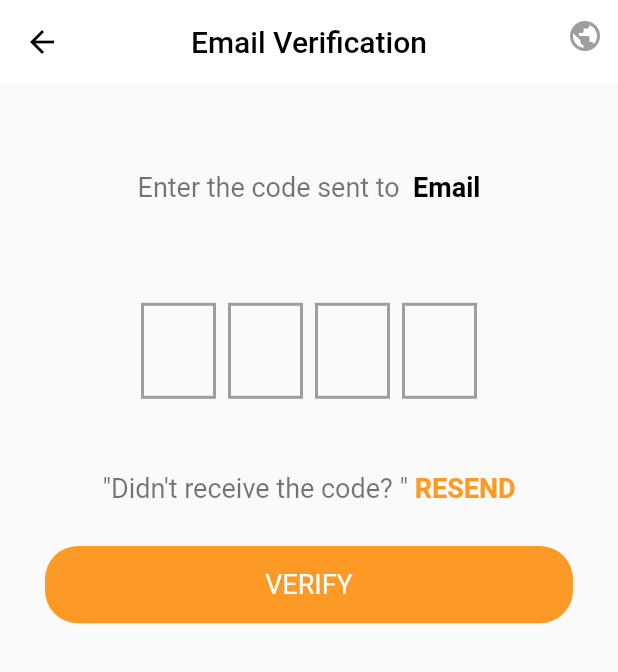
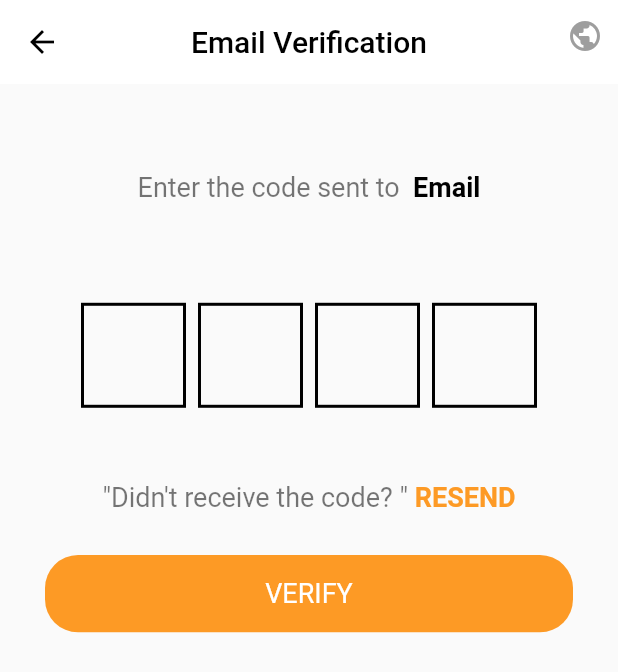
Before and after one commit to ShazaMashaal/storezone, a Flutter app: the PinCodeView screen opened directly, on a phone screen of 412 x 824 dp. Shown: the top 672 px of the screen. Run offline on Flutter 3.47's test engine with Material 2 defaults, Android fonts, the phone set to English and light mode, and no system bars; drawn by our look-alikes of pin_code_text_field; our stand-ins replace dio, easy_localization, flutter_bloc, flutter_rating_bar, getwidget, shimmer; statements that could not run were skipped.

Commit message:
add reset password view

```diff
--- a/assets/translations/ar.json
+++ b/assets/translations/ar.json
@@ -46,5 +46,11 @@
     "favorite": "المفضلة",
     "settings": "الاعدادات",
     "cart": "السلة"
+  },
+  "resetPassword": {
+    "title": "إعادة تعيين كلمة المرور",
+    "instructions": "يجب أن تكون كلمة مرورك الجديدة مختلفة عن كلمة المرور المستخدمة سابقًا.",
+    "newPassword": "كلمة مرور جديدة",
+    "confirmNewPassword": "تأكيد كلمة المرور الجديدة"
   }
 }
--- a/assets/translations/en.json
+++ b/assets/translations/en.json
@@ -46,5 +46,11 @@
     "favorite": "Favorite",
     "settings": "Settings",
     "cart": "Cart"
+  },
+  "resetPassword": {
+    "title": "Reset Password",
+    "instructions": "Your new password must be different from the previously used password.",
+    "newPassword": "New Password",
+    "confirmNewPassword": "Confirm New Password"
   }
 }
--- a/lib/app_router.dart
+++ b/lib/app_router.dart
@@ -6,6 +6,7 @@ import 'package:storezone/views/home/view.dart';
 import 'package:storezone/views/login/view.dart';
 import 'package:storezone/views/pin_code/view.dart';
 import 'package:storezone/views/register/view.dart';
+import 'package:storezone/views/reset_password/view.dart';
 import 'package:storezone/views/splash/view.dart';
 
 import 'consts/strings.dart';
@@ -23,6 +24,8 @@ class AppRouter{
         return MaterialPageRoute(builder: (_)=>RegisterView());
       case pinCodeScreen:
         return MaterialPageRoute(builder: (_)=>PinCodeView());
+      case resetPasswordScreen:
+        return MaterialPageRoute(builder: (_)=>ResetPasswordView());
       case homeScreen:
         return MaterialPageRoute(builder: (_)=>Home());
       case detailsScreen:
--- a/lib/consts/strings.dart
+++ b/lib/consts/strings.dart
@@ -8,3 +8,4 @@ const homeScreen='/home';
 const detailsScreen='/details';
 const cartScreen='/cart';
 const baseUrl='https://student.valuxapps.com/api/';
+const resetPasswordScreen='/reset_password';
--- a/lib/views/forgot_password/view.dart
+++ b/lib/views/forgot_password/view.dart
@@ -2,7 +2,7 @@ import 'package:flutter/material.dart';
 import 'package:flutter_bloc/flutter_bloc.dart';
 import 'package:storezone/consts/strings.dart';
 import 'package:storezone/translations/locale_keys.g.dart';
-import 'package:storezone/views/forgot_password/components/reset_password_form.dart';
+import 'package:storezone/views/forgot_password/components/forgot_password_form.dart';
 import 'package:storezone/views/forgot_password/states.dart';
 import 'package:storezone/views/login/components/email_text_field.dart';
 import 'package:storezone/views/login/components/login_text.dart';
@@ -21,7 +21,7 @@ class ForgotPasswordView extends StatelessWidget {
       child: Scaffold(
         backgroundColor: Colors.white,
         appBar: customAppBar(context, LocaleKeys.forgotPassword_title.tr()),
-        body: ResetPasswordForm(),
+        body: ForgotPasswordForm(),
       ),
     );
   }
--- a/lib/views/login/components/login_text.dart
+++ b/lib/views/login/components/login_text.dart
@@ -8,7 +8,7 @@ Padding text(String text, Color color) {
       style: TextStyle(
           color: color,
           fontWeight: FontWeight.w500,
-          fontSize: 15),
+          fontSize:20),
     ),
   );
 }
--- a/lib/views/pin_code/view.dart
+++ b/lib/views/pin_code/view.dart
@@ -1,6 +1,7 @@
 import 'package:flutter/cupertino.dart';
 import 'package:flutter/material.dart';
 import 'package:pin_code_text_field/pin_code_text_field.dart';
+import 'package:storezone/consts/strings.dart';
 import 'package:storezone/translations/locale_keys.g.dart';
 import 'package:storezone/views/forgot_password/components/custom_appbar.dart';
 import 'package:easy_localization/easy_localization.dart';
@@ -25,13 +26,10 @@ class PinCodeView extends StatelessWidget {
                   RichSpan(text: LocaleKeys.pinCode_enterCode.tr()+" ",boldText: LocaleKeys.login_email.tr(),boldColor: Colors.black,),
                   SizedBox(height: MediaQuery.of(context).size.height/14,),
                   PinCodeTextField(
-                    defaultBorderColor: Colors.grey,
                     maxLength: 4,
-                    pinBoxWidth: 50,
-                    pinBoxHeight: 64,
-                    wrapAlignment: WrapAlignment.spaceBetween,
+                    autofocus: true,
+
                     pinTextStyle: TextStyle(fontSize: 22.0),
-                    highlightAnimationEndColor: Colors.brown,
                     keyboardType: TextInputType.number,
 
 
@@ -39,7 +37,7 @@ class PinCodeView extends StatelessWidget {
                   SizedBox(height: MediaQuery.of(context).size.height/20,),
 
                   RichSpan(text: LocaleKeys.pinCode_didntRecieveCode.tr()+" ",boldText:LocaleKeys.pinCode_resend.tr(),boldColor: Color(0xFFFD9A25),),
-                  CustomButton(text: LocaleKeys.pinCode_verify.tr(),color:Color(0xFFFD9A25),textColor: Colors.white,)
+                  CustomButton(text: LocaleKeys.pinCode_verify.tr(),color:Color(0xFFFD9A25),textColor: Colors.white,function: ()=>Navigator.pushNamed(context, resetPasswordScreen),)
                 ],
               ),
             ),
--- a/pubspec.yaml
+++ b/pubspec.yaml
@@ -39,6 +39,7 @@ dependencies:
   flutter_rating_bar: ^4.0.0
   dio: ^4.0.0
   pin_code_text_field: ^1.8.0
+  pin_code_fields: ^7.3.0
 
 dev_dependencies:
   flutter_test:
```
Also changed, not shown: lib/views/forgot_password/components/forgot_password_form.dart (added, +36 -0 lines), lib/views/reset_password/components/reset_password_form.dart (renamed from lib/views/forgot_password/components/reset_password_form.dart, +7 -8 lines), lib/views/reset_password/view.dart (added, +19 -0 lines), lib/translations/codegen_loader.g.dart, lib/translations/locale_keys.g.dart, pubspec.lock.
